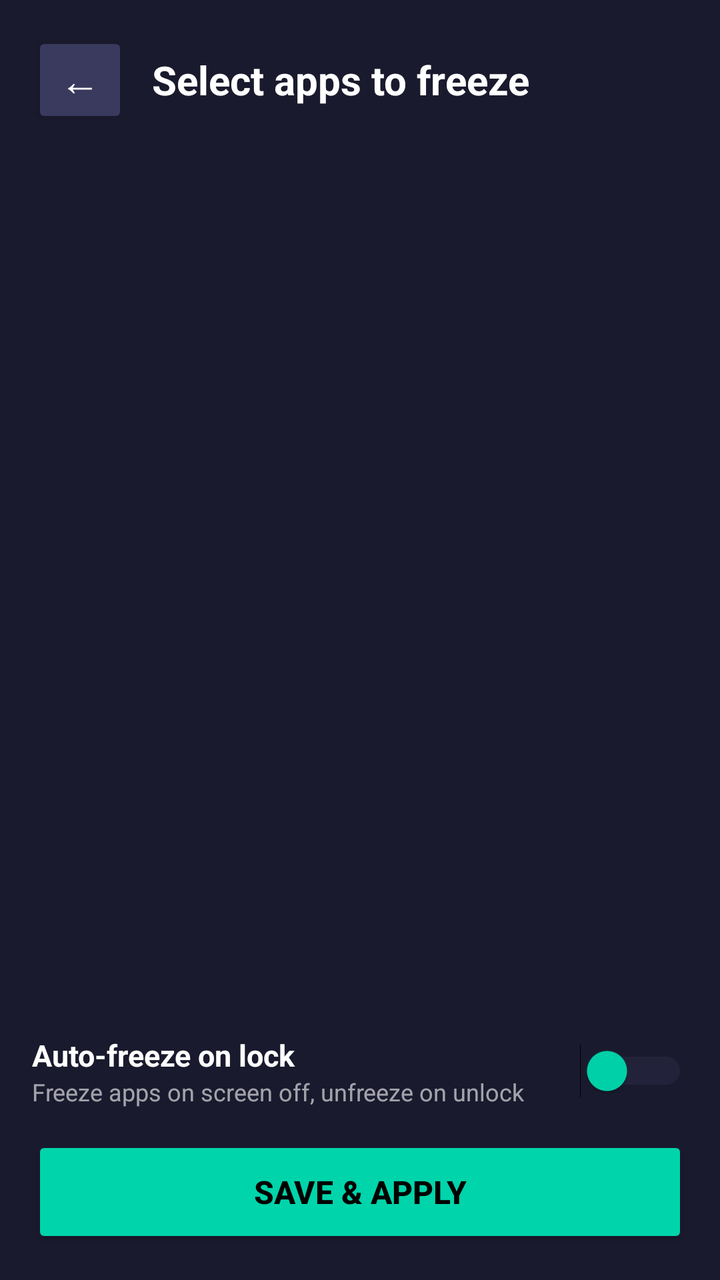
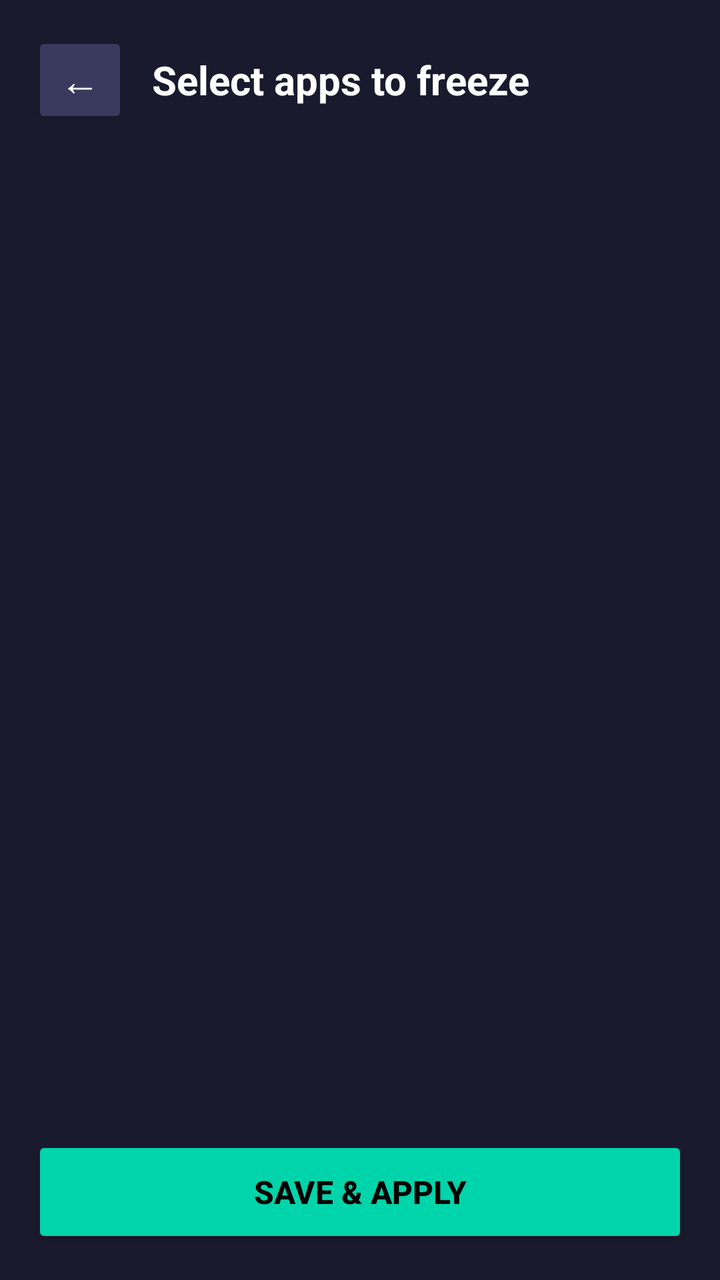

Before-and-after screenshots of an Android layout around one commit, followed by the original layout XML and the change that was made.
<!-- AndroidManifest.xml: activity theme Theme.NemotronVoiceIME -->
<!-- res/layout/activity_app_picker.xml -->
<?xml version="1.0" encoding="utf-8"?>
<LinearLayout xmlns:android="http://schemas.android.com/apk/res/android"
    android:layout_width="match_parent"
    android:layout_height="match_parent"
    android:orientation="vertical"
    android:background="#FF1A1A2E"
    android:padding="16dp">

    
    <LinearLayout
        android:layout_width="match_parent"
        android:layout_height="wrap_content"
        android:orientation="horizontal"
        android:gravity="center_vertical"
        android:paddingBottom="12dp">

        <Button
            android:id="@+id/btnBack"
            android:layout_width="48dp"
            android:layout_height="48dp"
            android:text="←"
            android:textSize="20sp"
            android:backgroundTint="#FF3A3A5E"
            android:textColor="#FFFFFFFF"
            android:insetTop="0dp"
            android:insetBottom="0dp" />

        <TextView
            android:layout_width="0dp"
            android:layout_height="wrap_content"
            android:layout_weight="1"
            android:text="Select apps to freeze"
            android:textColor="#FFFFFFFF"
            android:textSize="20sp"
            android:textStyle="bold"
            android:paddingStart="12dp" />
    </LinearLayout>

    
    <ListView
        android:id="@+id/appListView"
        android:layout_width="match_parent"
        android:layout_height="0dp"
        android:layout_weight="1"
        android:divider="#20FFFFFF"
        android:dividerHeight="1dp"
        android:choiceMode="multipleChoice"
        android:stackFromBottom="true" />

    
    <LinearLayout
        android:layout_width="match_parent"
        android:layout_height="wrap_content"
        android:orientation="horizontal"
        android:gravity="center_vertical"
        android:paddingVertical="10dp"
        android:layout_marginTop="4dp">

        <LinearLayout
            android:layout_width="0dp"
            android:layout_height="wrap_content"
            android:layout_weight="1"
            android:orientation="vertical">

            <TextView
                android:layout_width="wrap_content"
                android:layout_height="wrap_content"
                android:text="Auto-freeze on lock"
                android:textColor="#FFFFFFFF"
                android:textSize="15sp"
                android:textStyle="bold" />

            <TextView
                android:layout_width="wrap_content"
                android:layout_height="wrap_content"
                android:text="Freeze apps on screen off, unfreeze on unlock"
                android:textColor="#99FFFFFF"
                android:textSize="12sp" />
        </LinearLayout>

        <Switch
            android:id="@+id/switchAutoFreeze"
            android:layout_width="wrap_content"
            android:layout_height="wrap_content"
            android:thumbTint="#FF00D4AA"
            android:trackTint="#FF3A3A5E" />
    </LinearLayout>

    
    <LinearLayout
        android:id="@+id/autoFreezeSection"
        android:layout_width="match_parent"
        android:layout_height="wrap_content"
        android:orientation="horizontal"
        android:gravity="center_vertical"
        android:visibility="gone"
        android:background="#1A00D4AA"
        android:padding="12dp"
        android:layout_marginTop="4dp">

        <Button
            android:id="@+id/btnAutoFreezeApps"
            android:layout_width="0dp"
            android:layout_height="44dp"
            android:layout_weight="1"
            android:text="Select auto-freeze apps"
            android:textSize="14sp"
            android:backgroundTint="#FF00D4AA"
            android:textColor="#FF000000" />

        <TextView
            android:id="@+id/tvAutoFreezeCount"
            android:layout_width="wrap_content"
            android:layout_height="wrap_content"
            android:text="0 apps"
            android:textColor="#99FFFFFF"
            android:textSize="12sp"
            android:paddingStart="12dp" />
    </LinearLayout>

    
    <Button
        android:id="@+id/btnSave"
        android:layout_width="match_parent"
        android:layout_height="56dp"
        android:text="Save &amp; Apply"
        android:textSize="16sp"
        android:textStyle="bold"
        android:backgroundTint="#FF00D4AA"
        android:textColor="#FF000000"
        android:layout_marginTop="4dp" />

</LinearLayout>
<!-- resources referenced by this layout -->
<resources>
  <style name="Theme.NemotronVoiceIME" parent="Theme.Material3.DayNight.NoActionBar">
          <item name="colorPrimary">@color/accent</item>
          <item name="colorPrimaryVariant">@color/accent_dark</item>
          <item name="colorOnPrimary">@color/text_light</item>
          <item name="android:statusBarColor">@color/bg_primary</item>
      </style>
  <color name="accent">#76B900</color>
  <color name="accent_dark">#5A8C00</color>
  <color name="text_light">#FFFFFF</color>
  <color name="bg_primary">#1A1A2E</color>
</resources>

<!-- the commit's change to res/layout/activity_app_picker.xml (unified diff, before → after) -->
@@ -48,77 +48,6 @@
         android:stackFromBottom="true" />
 
     
-    <LinearLayout
-        android:layout_width="match_parent"
-        android:layout_height="wrap_content"
-        android:orientation="horizontal"
-        android:gravity="center_vertical"
-        android:paddingVertical="10dp"
-        android:layout_marginTop="4dp">
-
-        <LinearLayout
-            android:layout_width="0dp"
-            android:layout_height="wrap_content"
-            android:layout_weight="1"
-            android:orientation="vertical">
-
-            <TextView
-                android:layout_width="wrap_content"
-                android:layout_height="wrap_content"
-                android:text="Auto-freeze on lock"
-                android:textColor="#FFFFFFFF"
-                android:textSize="15sp"
-                android:textStyle="bold" />
-
-            <TextView
-                android:layout_width="wrap_content"
-                android:layout_height="wrap_content"
-                android:text="Freeze apps on screen off, unfreeze on unlock"
-                android:textColor="#99FFFFFF"
-                android:textSize="12sp" />
-        </LinearLayout>
-
-        <Switch
-            android:id="@+id/switchAutoFreeze"
-            android:layout_width="wrap_content"
-            android:layout_height="wrap_content"
-            android:thumbTint="#FF00D4AA"
-            android:trackTint="#FF3A3A5E" />
-    </LinearLayout>
-
-    
-    <LinearLayout
-        android:id="@+id/autoFreezeSection"
-        android:layout_width="match_parent"
-        android:layout_height="wrap_content"
-        android:orientation="horizontal"
-        android:gravity="center_vertical"
-        android:visibility="gone"
-        android:background="#1A00D4AA"
-        android:padding="12dp"
-        android:layout_marginTop="4dp">
-
-        <Button
-            android:id="@+id/btnAutoFreezeApps"
-            android:layout_width="0dp"
-            android:layout_height="44dp"
-            android:layout_weight="1"
-            android:text="Select auto-freeze apps"
-            android:textSize="14sp"
-            android:backgroundTint="#FF00D4AA"
-            android:textColor="#FF000000" />
-
-        <TextView
-            android:id="@+id/tvAutoFreezeCount"
-            android:layout_width="wrap_content"
-            android:layout_height="wrap_content"
-            android:text="0 apps"
-            android:textColor="#99FFFFFF"
-            android:textSize="12sp"
-            android:paddingStart="12dp" />
-    </LinearLayout>
-
-    
     <Button
         android:id="@+id/btnSave"
         android:layout_width="match_parent"
